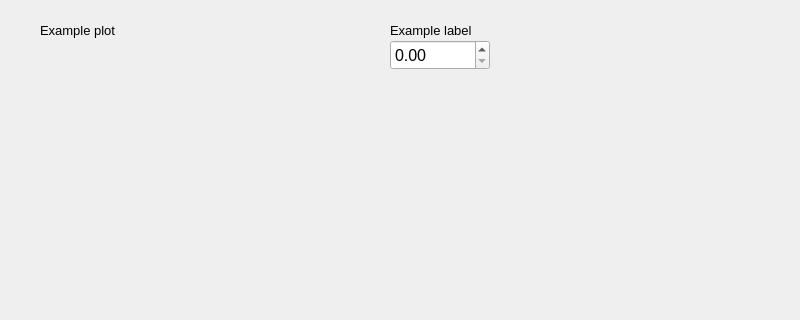
Before: the Qt Designer form GUI/program.ui in eric5512/VDAS, drawn with Qt 5; both pictures show x 0 to 800 and y 0 to 320 of the 800 by 600 pixel window.
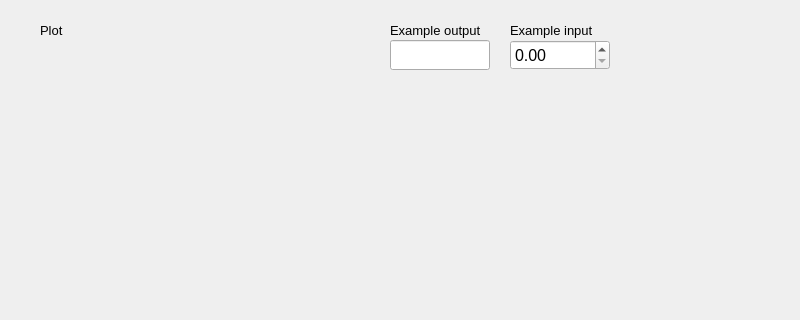
After: the same form once the commit is applied. Custom widgets are drawn as their Qt base class.

Diff of the .ui file:
```diff
--- a/GUI/program.ui
+++ b/GUI/program.ui
@@ -13,23 +13,7 @@
   <property name="windowTitle">
    <string>Program</string>
   </property>
-  <widget class="QWidget" name="centralwidget"><widget class="QDoubleSpinBox" name="ni">
-<property name="geometry">
- <rect>
-  <x>390</x>
-  <y>40</y>
-  <width>100</width>
-  <height>30</height>
- </rect>
-</property><property name="font">
-<font>
- <pointsize>12</pointsize>
-</font>
-</property><property name="binding" stdset="0">
-<string>test</string>
-</property>
-</widget>
-<widget class="PlotWidget" name="p">
+  <widget class="QWidget" name="centralwidget"><widget class="PlotWidget" name="p">
 <property name="geometry">
  <rect>
   <x>40</x>
@@ -37,23 +21,8 @@
   <width>330</width>
   <height>280</height>
  </rect>
-</property><property name="binding" stdset="0">
-<string>test</string>
-</property>
-</widget><widget class="QLabel" name="label_2">
-<property name="geometry">
- <rect>
-  <x>390</x>
-  <y>20</y>
-  <width>170</width>
-  <height>20</height>
- </rect>
-</property><property name="font">
-<font>
- <pointsize>10</pointsize>
-</font>
-</property><property name="text">
-<string>Example label</string>
+</property><property name="source" stdset="0">
+<string>self.find("ni")</string>
 </property>
 </widget><widget class="QLabel" name="label_1">
 <property name="geometry">
@@ -68,9 +37,71 @@
  <pointsize>10</pointsize>
 </font>
 </property><property name="text">
-<string>Example plot</string>
+<string>Plot</string>
 </property>
-</widget></widget>
+</widget><widget class="QLineEdit" name="no">
+<property name="geometry">
+ <rect>
+  <x>390</x>
+  <y>40</y>
+  <width>100</width>
+  <height>30</height>
+ </rect>
+</property><property name="font">
+<font>
+ <pointsize>12</pointsize>
+</font>
+</property><property name="readOnly">
+<bool>true</bool>
+</property><property name="source" stdset="0">
+<string>(5.000000*(self.find("ni")+1.000000))</string>
+</property>
+</widget><widget class="QLabel" name="label_2">
+<property name="geometry">
+ <rect>
+  <x>390</x>
+  <y>20</y>
+  <width>170</width>
+  <height>20</height>
+ </rect>
+</property><property name="font">
+<font>
+ <pointsize>10</pointsize>
+</font>
+</property><property name="text">
+<string>Example output</string>
+</property>
+</widget><widget class="QDoubleSpinBox" name="ni">
+<property name="geometry">
+ <rect>
+  <x>510</x>
+  <y>40</y>
+  <width>100</width>
+  <height>30</height>
+ </rect>
+</property><property name="font">
+<font>
+ <pointsize>12</pointsize>
+</font>
+</property>
+</widget><widget class="QLabel" name="label_3">
+<property name="geometry">
+ <rect>
+  <x>510</x>
+  <y>20</y>
+  <width>170</width>
+  <height>20</height>
+ </rect>
+</property><property name="font">
+<font>
+ <pointsize>10</pointsize>
+</font>
+</property><property name="text">
+<string>Example input</string>
+</property>
+</widget><property name="DAC0" stdset="0">
+<string>(0b0100 &lt;&lt; 12 + (int((self.find("ni")+10)/20) &#38; 0b111111111111)).to_bytes(2, 'big')</string>
+</property></widget>
 </widget>
 <customwidgets>
   <customwidget>
```
